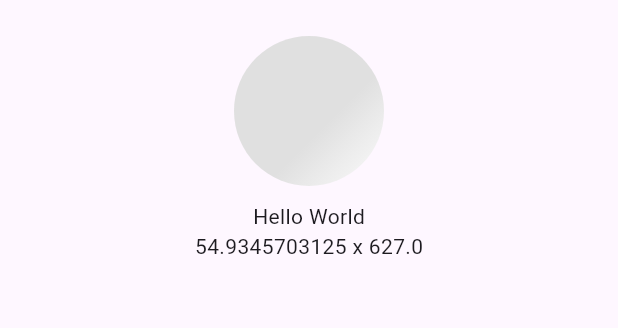
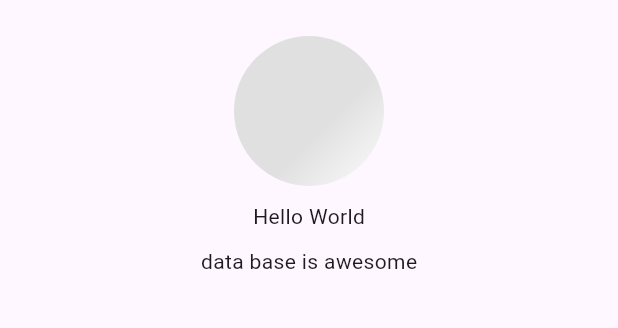
Before and after one commit to Oauth-Celestial/ultimate_extension, a Flutter app: the screen it shows after launch, on a phone screen of 412 x 824 dp, the part 63-391 px from its top. Run offline on Flutter 3.47's test engine with Material 3 defaults, Android fonts, the phone set to English and light mode, and no system bars.

Commit message:
Release 1.0.1

```diff
--- a/example/lib/main.dart
+++ b/example/lib/main.dart
@@ -1,7 +1,6 @@
 import 'package:flutter/material.dart';
 
 import 'package:ultimate_extension/ultimate_extension.dart';
-import 'package:ultimate_extension/widgets/size_provider_widget.dart';
 
 void main() async {
   runApp(MaterialApp(home: ExamplePage()));
@@ -41,8 +40,8 @@ class _ExamplePageState extends State<ExamplePage> {
                   setState(() {});
                 },
                 child: Container(
-                  decoration:
-                      BoxDecoration(color: Colors.red, shape: BoxShape.circle),
+                  decoration: BoxDecoration(
+                      color: Colors.black, shape: BoxShape.circle),
                   width: 100,
                   height: 100,
                 ).shimmer(isLoading: true),
@@ -59,11 +58,18 @@ class _ExamplePageState extends State<ExamplePage> {
                 onAnimationFinished: () {
                   print("Animation Finished");
                 }),
-            Expanded(child: SizeProviderWidget(builder: (context, size) {
-              return Container(
-                child: Text("${size.width} x ${size.height}"),
-              );
-            }))
+            SizedBox(
+              height: 10,
+              width: double.infinity,
+            ),
+            Expanded(
+              child: SizeProviderWidget(
+                onChange: (size) {
+                  print("Size changed: $size");
+                },
+                child: Text("data base is awesome"),
+              ),
+            ),
           ],
         ));
   }
--- a/lib/widgets/shimmer_widget.dart
+++ b/lib/widgets/shimmer_widget.dart
@@ -8,7 +8,7 @@ class ShimmerWidget extends StatefulWidget {
   final List<Color>? shimmerColors;
   final bool isTransparent; // New flag for transparency
 
-  ShimmerWidget({
+  const ShimmerWidget({
     super.key,
     required this.child,
     this.begin,
--- a/lib/widgets/size_provider_widget.dart
+++ b/lib/widgets/size_provider_widget.dart
@@ -1,38 +1,42 @@
 import 'package:flutter/material.dart';
+import 'package:flutter/scheduler.dart' show SchedulerBinding;
 
 class SizeProviderWidget extends StatefulWidget {
-  final Widget Function(BuildContext context, Size size) builder;
+  /// The child widget whose size will be monitored.
+  final Widget child;
 
-  const SizeProviderWidget({super.key, required this.builder});
+  /// The callback function that will be called when the size changes.
+  final Function(Size) onChange;
+
+  const SizeProviderWidget(
+      {required this.onChange, required this.child, super.key});
 
   @override
-  SizeProviderWidgetState createState() => SizeProviderWidgetState();
+  State<SizeProviderWidget> createState() => _SizeProviderWidgetState();
 }
 
-class SizeProviderWidgetState extends State<SizeProviderWidget> {
-  final GlobalKey _key = GlobalKey();
-  Size _size = Size.zero;
+class _SizeProviderWidgetState extends State<SizeProviderWidget> {
+  final sizeKey = GlobalKey();
 
-  @override
-  void initState() {
-    super.initState();
-    WidgetsBinding.instance.addPostFrameCallback((_) => _updateSize());
-  }
-
-  void _updateSize() {
-    final RenderBox renderBox =
-        _key.currentContext?.findRenderObject() as RenderBox;
-
-    setState(() {
-      _size = renderBox.size;
-    });
-  }
+  Size? oldSize;
 
   @override
   Widget build(BuildContext context) {
-    return Container(
-      key: _key,
-      child: widget.builder(context, _size),
+    SchedulerBinding.instance.addPostFrameCallback(postFrameCallback);
+    return SizedBox(
+      key: sizeKey,
+      child: widget.child,
     );
   }
+
+  void postFrameCallback(_) {
+    var context = sizeKey.currentContext;
+    if (context == null) return;
+
+    var newSize = context.size;
+    if (oldSize == newSize || newSize == null) return;
+
+    oldSize = newSize;
+    widget.onChange(newSize);
+  }
 }
--- a/pubspec.yaml
+++ b/pubspec.yaml
@@ -1,6 +1,6 @@
 name: ultimate_extension
-description: Ultimate_extension provides powerful extensions for Dart collections and objects, enabling advanced data manipulation and simpler coding."
-version: 1.0.0
+description: Powerful and easy-to-use Dart extensions for List, Map, Iterable, and Object.
+version: 1.0.1
 repository: https://github.com/Oauth-Celestial/ultimate_extension
 
 environment:
```
Also changed, not shown: lib/src/extension_color.dart (+2 -13 lines), lib/src/extension_string.dart (+7 -0 lines), lib/src/ultimate_extension_manager.dart (+8 -0 lines), lib/utils/stopwatch_timer.dart (added, +43 -0 lines), example/pubspec.lock, 5 other files.
